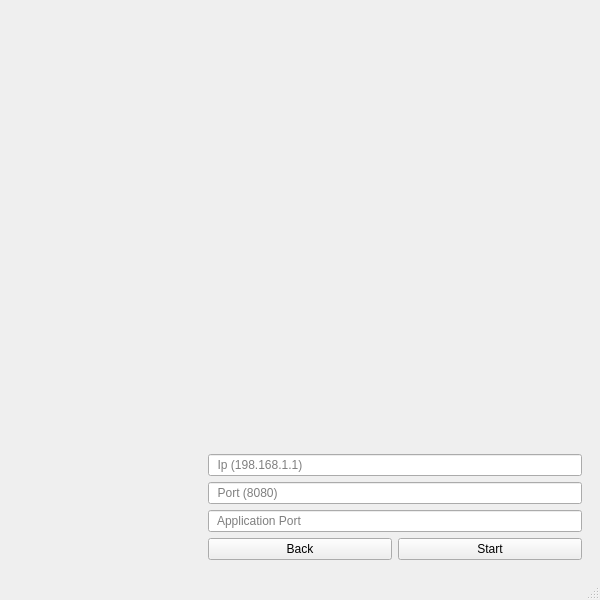
Old version of the form design.ui in the repository Graduti0n-Pr0ject/pen-testing-Program.
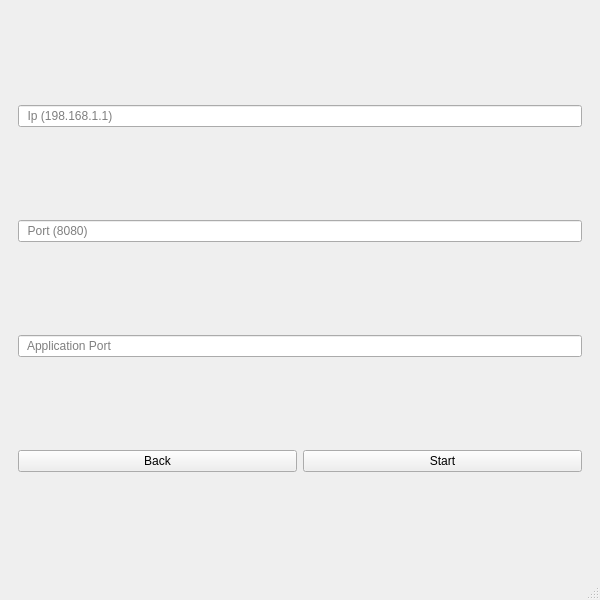
New version of the form. The open tabs and pages were chosen to show the change. Icons and pictures are not drawn.

```diff
--- a/design.ui
+++ b/design.ui
@@ -176,38 +176,7 @@
       </widget>
       <widget class="QWidget" name="WAF">
        <layout class="QGridLayout" name="gridLayout_10">
-        <item row="0" column="0" rowspan="5" colspan="2">
-         <widget class="QLabel" name="label_6">
-          <property name="frameShape">
-           <enum>QFrame::NoFrame</enum>
-          </property>
-          <property name="frameShadow">
-           <enum>QFrame::Sunken</enum>
-          </property>
-          <property name="midLineWidth">
-           <number>0</number>
-          </property>
-          <property name="text">
-           <string/>
-          </property>
-          <property name="pixmap">
-           <pixmap resource="assets/features.qrc">:/~/protection.png</pixmap>
-          </property>
-          <property name="scaledContents">
-           <bool>false</bool>
-          </property>
-          <property name="wordWrap">
-           <bool>false</bool>
-          </property>
-          <property name="margin">
-           <number>0</number>
-          </property>
-          <property name="openExternalLinks">
-           <bool>false</bool>
-          </property>
-         </widget>
-        </item>
-        <item row="1" column="1" colspan="2">
+        <item row="0" column="0" colspan="2">
          <widget class="QLineEdit" name="Ip">
           <property name="text">
            <string/>
@@ -217,21 +186,21 @@
           </property>
          </widget>
         </item>
-        <item row="2" column="1" colspan="2">
+        <item row="1" column="0" colspan="2">
          <widget class="QLineEdit" name="port">
           <property name="placeholderText">
            <string>  Port (8080)</string>
           </property>
          </widget>
         </item>
-        <item row="3" column="1" colspan="2">
+        <item row="2" column="0" colspan="2">
          <widget class="QLineEdit" name="ap_port">
           <property name="placeholderText">
            <string>  Application Port</string>
           </property>
          </widget>
         </item>
-        <item row="4" column="1">
+        <item row="3" column="0">
          <widget class="QPushButton" name="BackHomebtn">
           <property name="cursor">
            <cursorShape>PointingHandCursor</cursorShape>
@@ -241,7 +210,7 @@
           </property>
          </widget>
         </item>
-        <item row="4" column="2">
+        <item row="3" column="1">
          <widget class="QPushButton" name="Savebtn">
           <property name="cursor">
            <cursorShape>PointingHandCursor</cursorShape>
```
Left out of the diff: 4 changed lines with no effect on the pictures.
